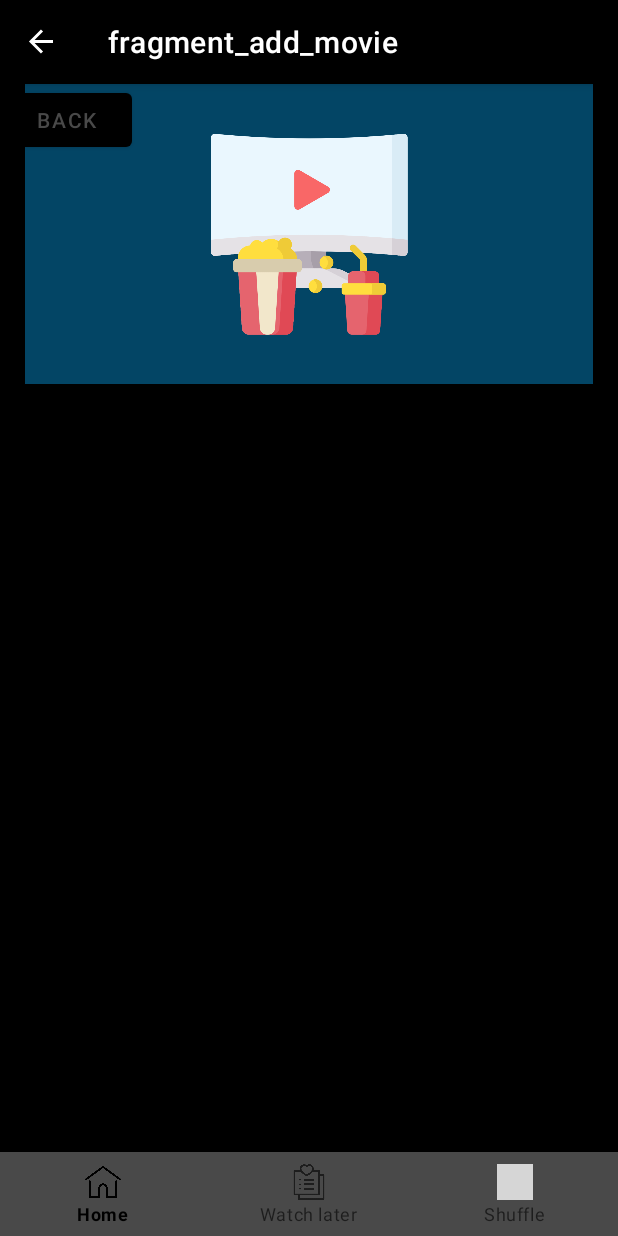
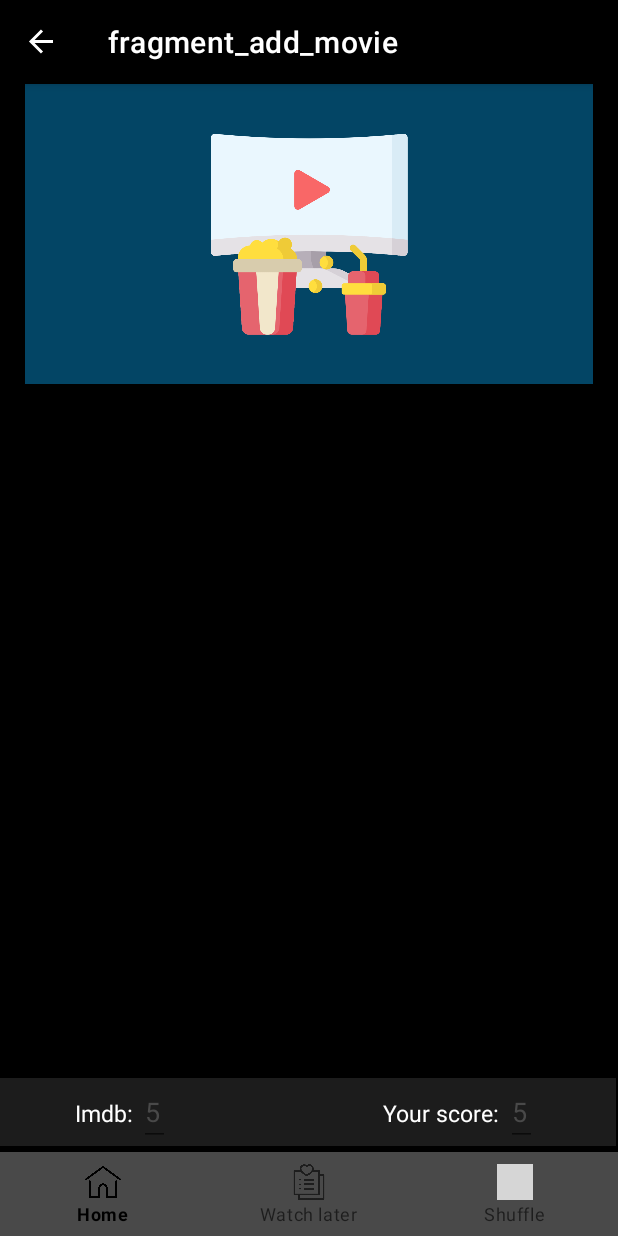
Before and after one commit to Tris1702/Movie-Saved, an Android app: the AddMovieFragment screen opened through its navigation route, on a phone screen of 412 x 824 dp. Run offline under Robolectric (Android 15) with nearby library versions, the phone set to English and light mode, and no system bars; our stand-ins replace navigation-ui; grey boxes are pictures that could not be loaded.

Commit message:
second commit

```diff
--- a/app/src/main/java/com/example/movie_save/AddMovieFragment.kt
+++ b/app/src/main/java/com/example/movie_save/AddMovieFragment.kt
@@ -5,6 +5,8 @@ import androidx.fragment.app.Fragment
 import android.view.LayoutInflater
 import android.view.View
 import android.view.ViewGroup
+import android.widget.Button
+import androidx.navigation.Navigation
 
 // TODO: Rename parameter arguments, choose names that match
 // the fragment initialization parameters, e.g. ARG_ITEM_NUMBER
@@ -34,7 +36,8 @@ class AddMovieFragment : Fragment() {
         savedInstanceState: Bundle?
     ): View? {
         // Inflate the layout for this fragment
-        return inflater.inflate(R.layout.fragment_add_movie, container, false)
+        val view = inflater.inflate(R.layout.fragment_add_movie, container, false)
+        return view
     }
 
     companion object {
--- a/app/src/main/java/com/example/movie_save/HomeFragment.kt
+++ b/app/src/main/java/com/example/movie_save/HomeFragment.kt
@@ -41,7 +41,11 @@ class HomeFragment : Fragment() {
 
         btn_show_list.setOnClickListener{
             Navigation.findNavController(view).navigate(R.id.action_homeFragment_to_listOfFinishedMovieFragment)
+        }
 
+        val btn_add = view.findViewById<Button>(R.id.btn_add)
+        btn_add.setOnClickListener{
+            Navigation.findNavController(view).navigate(R.id.action_homeFragment_to_addMovieFragment)
         }
 
         return view
--- a/app/src/main/java/com/example/movie_save/ListOfFinishedMovieFragment.kt
+++ b/app/src/main/java/com/example/movie_save/ListOfFinishedMovieFragment.kt
@@ -37,13 +37,6 @@ class ListOfFinishedMovieFragment : Fragment() {
     ): View? {
         // Inflate the layout for this fragment
         val view = inflater.inflate(R.layout.fragment_list_of_finished_movie, container, false)
-        val btn_back_to_home = view.findViewById<Button>(R.id.backToHome)
-
-        btn_back_to_home.setOnClickListener{
-            Navigation.findNavController(view).navigate(R.id.action_listOfFinishedMovieFragment_to_homeFragment)
-
-        }
-
         return view
     }
 
--- a/app/src/main/res/layout/fragment_add_movie.xml
+++ b/app/src/main/res/layout/fragment_add_movie.xml
@@ -1,5 +1,5 @@
 <?xml version="1.0" encoding="utf-8"?>
-<FrameLayout xmlns:android="http://schemas.android.com/apk/res/android"
+<RelativeLayout xmlns:android="http://schemas.android.com/apk/res/android"
     xmlns:app="http://schemas.android.com/apk/res-auto"
     xmlns:tools="http://schemas.android.com/tools"
     android:layout_width="match_parent"
@@ -8,15 +8,61 @@
     tools:context=".AddMovieFragment">
 
     <!-- TODO: Update blank fragment layout -->
-    <Button
-        android:layout_width="wrap_content"
-        android:layout_height="wrap_content"
-        android:text="back"
-        android:textColor="@color/word2" />
 
     <ImageView
+        android:id="@+id/poster"
         android:layout_width="match_parent"
         android:layout_height="200dp"
-        android:src="@drawable/blankmovie" />
+        android:src="@drawable/blankmovie"/>
 
-</FrameLayout>
+    <RelativeLayout
+        android:layout_width="match_parent"
+        android:layout_height="match_parent"
+        android:layout_marginBottom="60dp"
+        android:orientation="vertical"
+        android:layout_below="@+id/poster">
+
+        <LinearLayout
+            android:layout_width="match_parent"
+            android:layout_height="wrap_content"
+            android:orientation="horizontal"
+            android:layout_alignParentBottom="true"
+            >
+            <LinearLayout
+                android:layout_width="205dp"
+                android:background="@color/quite_black"
+                android:layout_height="match_parent">
+                <TextView
+                    android:layout_width="wrap_content"
+                    android:layout_height="wrap_content"
+                    android:text="Imdb: "
+                    android:textSize="15sp"
+                    android:layout_marginLeft="50dp"
+                    android:textColor="@color/white"/>
+                <EditText
+                    android:layout_width="wrap_content"
+                    android:layout_height="wrap_content"
+                    android:hint="5"
+                    android:textColorHint="@color/word2"/>
+            </LinearLayout>
+            <LinearLayout
+                android:layout_width="205dp"
+                android:background="@color/quite_black"
+                android:layout_height="match_parent">
+                <TextView
+                    android:layout_width="wrap_content"
+                    android:layout_height="wrap_content"
+                    android:text="Your score: "
+                    android:textSize="15sp"
+                    android:layout_marginLeft="50dp"
+                    android:textColor="@color/white"/>
+                <EditText
+                    android:layout_width="wrap_content"
+                    android:layout_height="wrap_content"
+                    android:hint="5"
+                    android:textColorHint="@color/word2"/>
+            </LinearLayout>
+        </LinearLayout>
+    </RelativeLayout>
+
+</RelativeLayout>
--- a/app/src/main/res/layout/fragment_home.xml
+++ b/app/src/main/res/layout/fragment_home.xml
@@ -173,7 +173,7 @@
             android:layout_below="@+id/txt_review_film"
             android:layout_toRightOf="@+id/review_film_ic">
             <Button
-                android:id="@+id/btn_continue"
+                android:id="@+id/btn_add"
                 android:layout_width="wrap_content"
                 android:layout_height="wrap_content"
                 android:text="add"
--- a/app/src/main/res/layout/fragment_list_of_finished_movie.xml
+++ b/app/src/main/res/layout/fragment_list_of_finished_movie.xml
@@ -6,12 +6,4 @@
     android:background="@color/black"
     tools:context=".ListOfFinishedMovieFragment">
 
-    <Button
-        android:id="@+id/backToHome"
-        android:layout_width="wrap_content"
-        android:layout_height="wrap_content"
-        android:text="Back"
-        android:textColor="@color/word2"/>
-
-
 </FrameLayout>
--- a/app/src/main/res/values/colors.xml
+++ b/app/src/main/res/values/colors.xml
@@ -13,4 +13,5 @@
     <color name="word3">#5D6ABF</color>
     <color name="word4">#D38A78</color>
     <color name="word5">#F0B125</color>
+    <color name="quite_black">#1C1C1C</color>
 </resources>
```
Also changed, not shown: app/src/main/res/drawable/previous.png (added).
